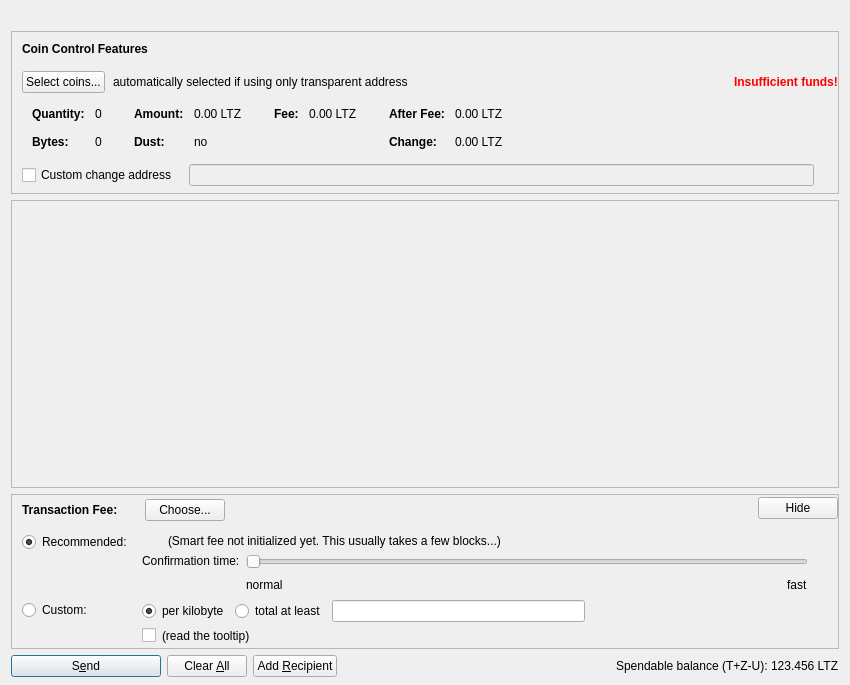
The window that src/qt/forms/sendcoinsdialog.ui (GeorgeRDG/litecoinz) describes before a commit, drawn with Qt 5.
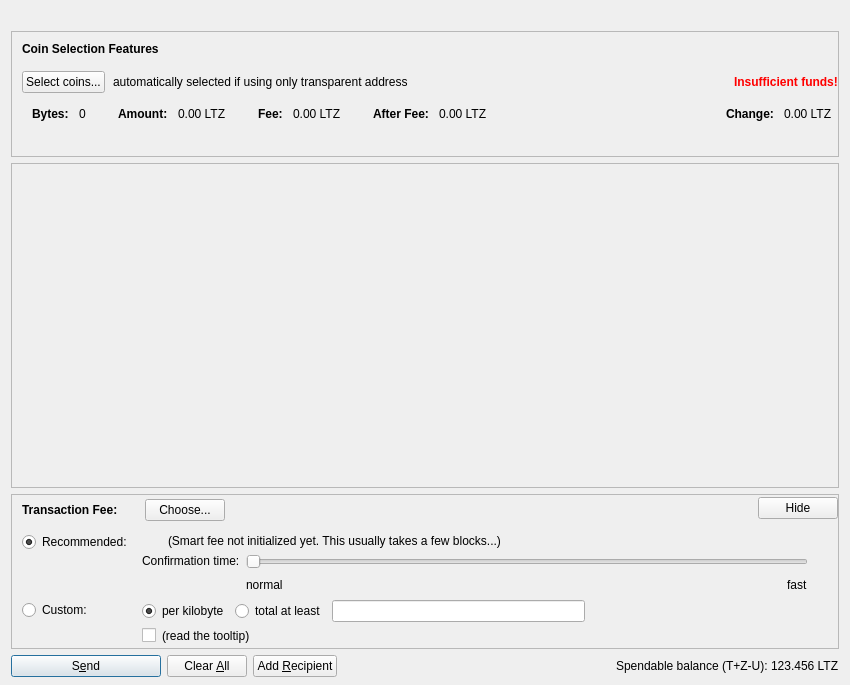
The same window after the commit. Icons and pictures are not drawn. Custom widgets are drawn as their Qt base class.

The edit to the form file:
```diff
--- a/src/qt/forms/sendcoinsdialog.ui
+++ b/src/qt/forms/sendcoinsdialog.ui
@@ -67,7 +67,7 @@
        <number>6</number>
       </property>
       <item>
-       <layout class="QVBoxLayout" name="verticalLayoutCoinControl" stretch="0,0,0,0,1">
+       <layout class="QVBoxLayout" name="verticalLayoutCoinSelection" stretch="0,0,0,0">
         <property name="spacing">
          <number>0</number>
         </property>
@@ -100,7 +100,7 @@
              <string notr="true">font-weight:bold;</string>
             </property>
             <property name="text">
-             <string>Coin Control Features</string>
+             <string>Coin Selection Features</string>
             </property>
            </widget>
           </item>
@@ -230,42 +230,7 @@
                 <number>6</number>
                </property>
                <item row="0" column="0">
-                <widget class="QLabel" name="labelCoinControlQuantityText">
-                 <property name="font">
-                  <font>
-                   <weight>75</weight>
-                   <bold>true</bold>
-                  </font>
-                 </property>
-                 <property name="text">
-                  <string>Quantity:</string>
-                 </property>
-                 <property name="margin">
-                  <number>0</number>
-                 </property>
-                </widget>
-               </item>
-               <item row="0" column="1">
-                <widget class="QLabel" name="labelCoinControlQuantity">
-                 <property name="cursor">
-                  <cursorShape>IBeamCursor</cursorShape>
-                 </property>
-                 <property name="contextMenuPolicy">
-                  <enum>Qt::ActionsContextMenu</enum>
-                 </property>
-                 <property name="text">
-                  <string notr="true">0</string>
-                 </property>
-                 <property name="margin">
-                  <number>0</number>
-                 </property>
-                 <property name="textInteractionFlags">
-                  <set>Qt::LinksAccessibleByMouse|Qt::TextSelectableByKeyboard|Qt::TextSelectableByMouse</set>
-                 </property>
-                </widget>
-               </item>
-               <item row="1" column="0">
-                <widget class="QLabel" name="labelCoinControlBytesText">
+                <widget class="QLabel" name="labelCoinSelectionBytesText">
                  <property name="font">
                   <font>
                    <weight>75</weight>
@@ -277,8 +242,8 @@
                  </property>
                 </widget>
                </item>
-               <item row="1" column="1">
-                <widget class="QLabel" name="labelCoinControlBytes">
+               <item row="0" column="1">
+                <widget class="QLabel" name="labelCoinSelectionBytes">
                  <property name="cursor">
                   <cursorShape>IBeamCursor</cursorShape>
                  </property>
@@ -344,35 +309,6 @@
                  </property>
                 </widget>
                </item>
-               <item row="1" column="0">
-                <widget class="QLabel" name="labelCoinControlLowOutputText">
-                 <property name="font">
-                  <font>
-                   <weight>75</weight>
-                   <bold>true</bold>
-                  </font>
-                 </property>
-                 <property name="text">
-                  <string>Dust:</string>
-                 </property>
-                </widget>
-               </item>
-               <item row="1" column="1">
-                <widget class="QLabel" name="labelCoinControlLowOutput">
-                 <property name="cursor">
-                  <cursorShape>IBeamCursor</cursorShape>
-                 </property>
-                 <property name="contextMenuPolicy">
-                  <enum>Qt::ActionsContextMenu</enum>
-                 </property>
-                 <property name="text">
-                  <string notr="true">no</string>
-                 </property>
-                 <property name="textInteractionFlags">
-                  <set>Qt::LinksAccessibleByMouse|Qt::TextSelectableByKeyboard|Qt::TextSelectableByMouse</set>
-                 </property>
-                </widget>
-               </item>
               </layout>
              </item>
              <item>
@@ -475,8 +411,27 @@
                  </property>
                 </widget>
                </item>
-               <item row="1" column="0">
-                <widget class="QLabel" name="labelCoinControlChangeText">
+              </layout>
+             </item>
+             <item>
+              <layout class="QFormLayout" name="formLayoutCoinSelection5">
+               <property name="horizontalSpacing">
+                <number>10</number>
+               </property>
+               <property name="verticalSpacing">
+                <number>14</number>
+               </property>
+               <property name="leftMargin">
+                <number>6</number>
+               </property>
+               <property name="topMargin">
+                <number>4</number>
+               </property>
+               <property name="rightMargin">
+                <number>6</number>
+               </property>
+               <item row="0" column="0">
+                <widget class="QLabel" name="labelCoinSelectionChangeText">
                  <property name="font">
                   <font>
                    <weight>75</weight>
@@ -488,8 +443,8 @@
                  </property>
                 </widget>
                </item>
-               <item row="1" column="1">
-                <widget class="QLabel" name="labelCoinControlChange">
+               <item row="0" column="1">
+                <widget class="QLabel" name="labelCoinSelectionChange">
                  <property name="cursor">
                   <cursorShape>IBeamCursor</cursorShape>
                  </property>
@@ -512,7 +467,7 @@
          </widget>
         </item>
         <item>
-         <layout class="QHBoxLayout" name="horizontalLayoutCoinControl4" stretch="0,0,0">
+         <layout class="QHBoxLayout" name="horizontalLayoutCoinSelection4" stretch="0">
           <property name="spacing">
            <number>12</number>
           </property>
@@ -526,30 +481,7 @@
            <number>5</number>
           </property>
           <item>
-           <widget class="QCheckBox" name="checkBoxCoinControlChange">
-            <property name="toolTip">
-             <string>If this is activated, but the change address is empty or invalid, change will be sent to a newly generated address.</string>
-            </property>
-            <property name="text">
-             <string>Custom change address</string>
-            </property>
-           </widget>
-          </item>
-          <item>
-           <widget class="QValidatedLineEdit" name="lineEditCoinControlChange">
-            <property name="enabled">
-             <bool>false</bool>
-            </property>
-            <property name="sizePolicy">
-             <sizepolicy hsizetype="Expanding" vsizetype="Fixed">
-              <horstretch>0</horstretch>
-              <verstretch>0</verstretch>
-             </sizepolicy>
-            </property>
-           </widget>
-          </item>
-          <item>
-           <widget class="QLabel" name="labelCoinControlChangeLabel">
+           <widget class="QLabel" name="labelCoinSelectionChangeLabel">
             <property name="sizePolicy">
              <sizepolicy hsizetype="Preferred" vsizetype="Expanding">
               <horstretch>0</horstretch>
@@ -572,19 +504,6 @@
           </item>
          </layout>
         </item>
-        <item>
-         <spacer name="verticalSpacerCoinControl">
-          <property name="orientation">
-           <enum>Qt::Vertical</enum>
-          </property>
-          <property name="sizeHint" stdset="0">
-           <size>
-            <width>800</width>
-            <height>1</height>
-           </size>
-          </property>
-         </spacer>
-        </item>
        </layout>
       </item>
      </layout>
@@ -601,7 +520,7 @@
         <x>0</x>
         <y>0</y>
         <width>830</width>
-        <height>153</height>
+        <height>157</height>
        </rect>
       </property>
       <layout class="QVBoxLayout" name="verticalLayout_2" stretch="0,1">
@@ -1300,11 +1219,6 @@
   </layout>
  </widget>
  <customwidgets>
-  <customwidget>
-   <class>QValidatedLineEdit</class>
-   <extends>QLineEdit</extends>
-   <header>qvalidatedlineedit.h</header>
-  </customwidget>
   <customwidget>
    <class>BitcoinAmountField</class>
    <extends>QLineEdit</extends>
```
Left out of the diff: 44 changed lines with no effect on the pictures.
